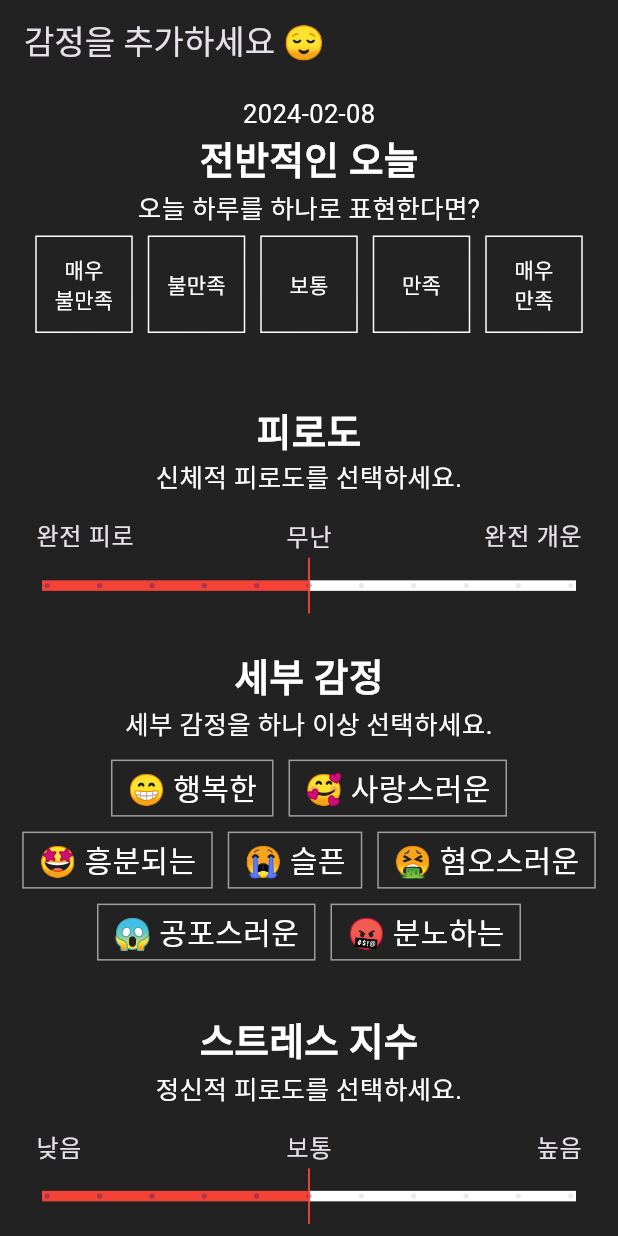
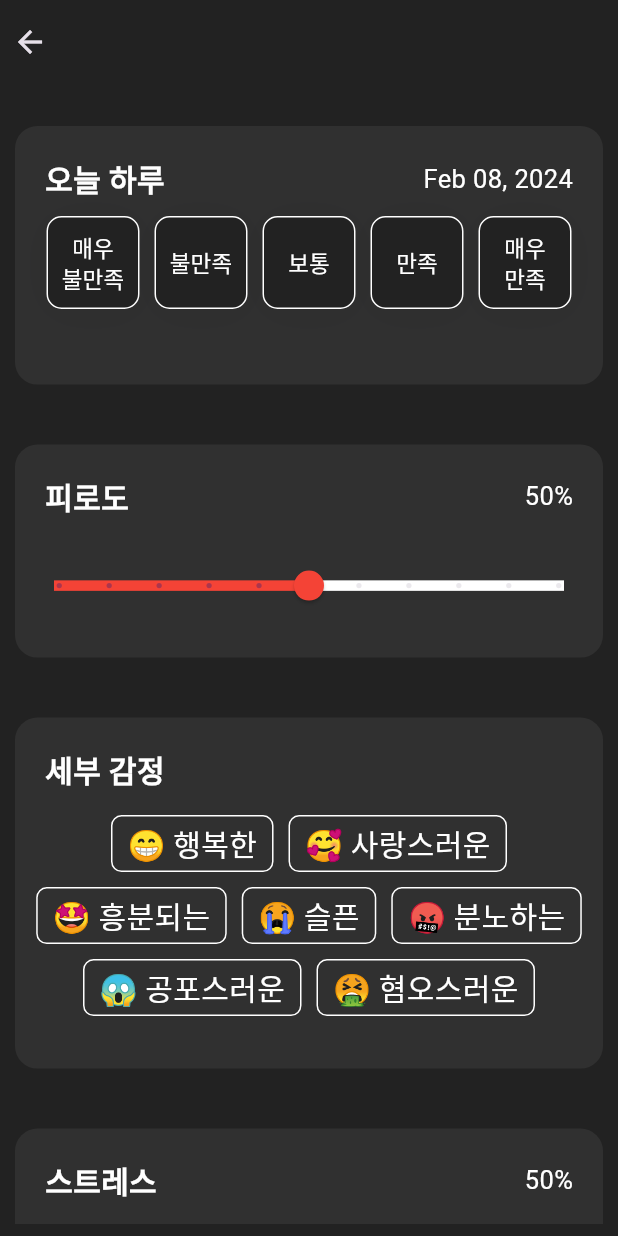
Before and after one commit to DutchVandaline/SOGAK, a Flutter app: the AddMoodScreen screen opened directly, on a phone screen of 412 x 824 dp. Run offline on Flutter 3.47's test engine with Material 3 defaults, Android fonts, the light colour scheme and no system bars; drawn by our look-alikes of group_button; our stand-ins replace shared_preferences, syncfusion_flutter_charts; accounts and stored records are empty.

Commit message:
design change and django debugged

```diff
--- a/lib/Screens/AddMoodScreen.dart
+++ b/lib/Screens/AddMoodScreen.dart
@@ -12,6 +12,7 @@ int stressRate = 5;
 int baseMoodRate = 0;
 bool errorState = false;
 String inputWhatHappened = "";
+DateTime initialDateInput = DateTime.now();
 
 class AddMoodScreen extends StatefulWidget {
   @override
@@ -45,17 +46,13 @@ void postMood(int _base_mood, String _date, String _detail_mood,
 
 class _AddMoodScreenState extends State<AddMoodScreen> {
   final WhatHappenedController = TextEditingController();
+  String formattedDate = DateFormat('MMM dd, yyyy').format(DateTime.now());
   String addDate = DateFormat('yyyy-MM-dd').format(DateTime.now());
 
   @override
   Widget build(BuildContext context) {
     return Scaffold(
       appBar: AppBar(
-        automaticallyImplyLeading: false,
-        title: Text(
-          "감정을 추가하세요 😌",
-        ),
-        centerTitle: false,
         backgroundColor: Theme.of(context).cardColor,
         leadingWidth: 40.0,
         elevation: 0.0,
@@ -69,48 +66,77 @@ class _AddMoodScreenState extends State<AddMoodScreen> {
             height: MediaQuery.of(context).size.height,
             child: ListView(
               children: [
-                Center(
-                  child: Text(addDate),
+                AddMoodWidget(
+                    widgetTitle: "오늘 하루",
+                    inputAction: GestureDetector(
+                      onTap: () async {
+                        final DateTime? selected = await showDatePicker(
+                            context: context,
+                            initialEntryMode: DatePickerEntryMode.calendarOnly,
+                            initialDate: initialDateInput,
+                            firstDate: DateTime(1900),
+                            lastDate: DateTime.now(),
+                            builder: (context, child) {
+                              return Theme(
+                                  data: Theme.of(context).copyWith(
+                                      colorScheme: ColorScheme.dark(
+                                          primary: Color(0xFF444444),
+                                          onPrimary: Colors.white,
+                                          onSurface: Colors.white),
+                                      textButtonTheme: TextButtonThemeData(
+                                          style: TextButton.styleFrom(
+                                              foregroundColor: Colors.white))),
+                                  child: child!);
+                            });
+                        if (selected != null) {
+                          setState(() {
+                            initialDateInput = selected;
+                            addDate = DateFormat('yyyy-MM-dd').format(selected);
+                            formattedDate =
+                                (DateFormat.yMMMd()).format(selected);
+                            print(addDate);
+                          });
+                        }
+                      },
+                      child: Text(formattedDate),
                     ),
-                AddMoodWidget(
-                    widgetTitle: "전반적인 오늘",
-                    detailText: "오늘 하루를 하나로 표현한다면?",
                     inputWidget: Container(
                       width: MediaQuery.of(context).size.width,
                       height: MediaQuery.of(context).size.height * 0.1,
                       child: GroupButton(
-                        onSelected: (button, index, isSelected){
+                        onSelected: (button, index, isSelected) {
                           baseMoodRate = index + 1;
                           print(baseMoodRate);
                         },
                         buttons: [
-                          "매우\n불만족", "불만족", "보통", "만족", "매우\n만족",
+                          "매우\n불만족",
+                          "불만족",
+                          "보통",
+                          "만족",
+                          "매우\n만족",
                         ],
                         options: GroupButtonOptions(
                           selectedColor: Colors.white,
                           unselectedBorderColor: Colors.white,
                           unselectedColor: Theme.of(context).cardColor,
-                          selectedTextStyle: TextStyle(color: Colors.black),
-                          unselectedTextStyle: TextStyle(color: Colors.white),
+                          selectedTextStyle:
+                              TextStyle(color: Colors.black, fontSize: 15.0),
+                          unselectedTextStyle:
+                              TextStyle(color: Colors.white, fontSize: 15.0),
                           textAlign: TextAlign.center,
-                          buttonHeight: 65.0,
-                          buttonWidth: 65.0,
+                          buttonHeight: 62.0,
+                          buttonWidth: 62.0,
+                          borderRadius: BorderRadius.circular(10.0),
                           spacing: 10.0,
-
                         ),
-
                       ),
                     )),
-                SizedBox(height: 30.0),
                 AddMoodWidget(
                     widgetTitle: "피로도",
-                    detailText: "신체적 피로도를 선택하세요.",
+                    inputAction: Text("${tiredRate}0%"),
                     inputWidget: Padding(
                       padding: EdgeInsets.all(8.0),
                       child: SliderWidget(
-                        inputText1: "완전 피로",
-                        inputText2: "무난",
-                        inputText3: "완전 개운",
                         inputSlider: Slider(
                           value: tiredRate.toDouble(),
                           onChanged: (double newValue) {
@@ -125,11 +151,9 @@ class _AddMoodScreenState extends State<AddMoodScreen> {
                         ),
                       ),
                     )),
-                SizedBox(height: 30.0),
                 AddMoodWidget(
                     widgetTitle: "세부 감정",
-                    detailText:
-                        "세부 감정을 하나 이상 선택하세요.",
+                    inputAction: SizedBox.shrink(),
                     inputWidget: Container(
                       child: Column(
                         children: [
@@ -150,7 +174,7 @@ class _AddMoodScreenState extends State<AddMoodScreen> {
                               MoodSelectWidget(
                                   inputMood: "😭 슬픈", inputNumb: 4),
                               MoodSelectWidget(
-                                  inputMood: "🤮 혐오스러운", inputNumb: 7),
+                                  inputMood: "🤬 분노하는", inputNumb: 5),
                             ],
                           ),
                           Row(
@@ -159,22 +183,18 @@ class _AddMoodScreenState extends State<AddMoodScreen> {
                               MoodSelectWidget(
                                   inputMood: "😱 공포스러운", inputNumb: 6),
                               MoodSelectWidget(
-                                  inputMood: "🤬 분노하는", inputNumb: 5),
+                                  inputMood: "🤮 혐오스러운", inputNumb: 7),
                             ],
                           ),
                         ],
                       ),
                     )),
-                SizedBox(height: 30.0),
                 AddMoodWidget(
-                    widgetTitle: "스트레스 지수",
-                    detailText: "정신적 피로도를 선택하세요.",
+                    widgetTitle: "스트레스",
+                    inputAction: Text("${stressRate}0%"),
                     inputWidget: Padding(
                       padding: EdgeInsets.all(8.0),
                       child: SliderWidget(
-                        inputText1: "낮음",
-                        inputText2: "보통",
-                        inputText3: "높음",
                         inputSlider: Slider(
                           value: stressRate.toDouble(),
                           onChanged: (double newValue) {
@@ -189,14 +209,13 @@ class _AddMoodScreenState extends State<AddMoodScreen> {
                         ),
                       ),
                     )),
-                SizedBox(height: 30.0),
                 AddMoodWidget(
                     widgetTitle: "무슨 일이었나요?",
-                    detailText: "솔직히 작성할수록 소각의 효과가 큽니다.",
+                    inputAction: SizedBox.shrink(),
                     inputWidget: Container(
                       height: MediaQuery.of(context).size.height * 0.3,
                       decoration: BoxDecoration(
-                          color: Theme.of(context).primaryColor,
+                          color: Color(0xFF303030),
                           borderRadius: BorderRadius.circular(10.0)),
                       child: TextField(
                         controller: WhatHappenedController,
@@ -241,10 +260,8 @@ class _AddMoodScreenState extends State<AddMoodScreen> {
                               ),
                             )),
                       )
-                    : SizedBox(height: 30.0),
-                Padding(
-                    padding: EdgeInsets.symmetric(horizontal: 10.0),
-                    child: GestureDetector(
+                    : SizedBox.shrink(),
+                GestureDetector(
                   onTap: () {
                     setState(() {
                       String inputMoodList = MoodList.join();
@@ -276,7 +293,7 @@ class _AddMoodScreenState extends State<AddMoodScreen> {
                       ),
                     ),
                   ),
-                    ))
+                ),
               ],
             ),
           ),
@@ -324,51 +341,70 @@ class _MoodSelectWidgetState extends State<MoodSelectWidget> {
               ),
             ),
             decoration: BoxDecoration(
-                border: Border.all(color: Colors.grey),
+                border: Border.all(
+                  color: Colors.white,
+                ),
+                borderRadius: BorderRadius.circular(7.0),
                 color: _onpressed ? Colors.white : Colors.transparent),
           ),
         ));
   }
 }
 
-
 class AddMoodWidget extends StatelessWidget {
   AddMoodWidget(
       {required this.widgetTitle,
-      required this.detailText,
-      required this.inputWidget});
+      required this.inputWidget,
+      required this.inputAction});
 
   final String widgetTitle;
-  final String detailText;
   final Widget inputWidget;
+  final Widget inputAction;
 
   @override
   Widget build(BuildContext context) {
-    return Column(
-      mainAxisAlignment: MainAxisAlignment.center,
-      crossAxisAlignment: CrossAxisAlignment.center,
+    return Padding(
+      padding: EdgeInsets.symmetric(horizontal: 2.0, vertical: 20.0),
+      child: Container(
+          decoration: BoxDecoration(
+            color: Color(0xFF303030),
+            borderRadius: BorderRadius.circular(15.0),
+          ),
+          child: Padding(
+            padding: EdgeInsets.symmetric(vertical: 20.0),
+            child: Column(
+              crossAxisAlignment: CrossAxisAlignment.start,
               children: [
-        Text(
+                Padding(
+                  padding: EdgeInsets.symmetric(horizontal: 10.0),
+                  child: Row(
+                    mainAxisAlignment: MainAxisAlignment.spaceBetween,
+                    children: [
+                      Padding(
+                        padding: EdgeInsets.only(left: 10.0),
+                        child: Text(
                           widgetTitle,
                           style: TextStyle(
                             color: Colors.white,
-            fontSize: 25.0,
+                            fontSize: 20.0,
                             fontWeight: FontWeight.bold,
                           ),
                         ),
+                      ),
                       Padding(
-          padding: EdgeInsets.symmetric(horizontal: 10.0),
-          child: Text(
-            detailText,
-            style: Theme.of(context).textTheme.bodyMedium,
-            textAlign: TextAlign.center,
+                        padding: EdgeInsets.only(right: 10.0),
+                        child: inputAction,
+                      ),
+                    ],
                   ),
                 ),
-        SizedBox(
-          height: 5.0,
+                Padding(
+                  padding: EdgeInsets.symmetric(vertical: 10.0),
+                  child: inputWidget,
                 ),
-        inputWidget,
               ],
+            ),
+          )),
     );
   }
 }
--- a/lib/Screens/HomeScreen.dart
+++ b/lib/Screens/HomeScreen.dart
@@ -47,7 +47,7 @@ class _HomeScreenState extends State<HomeScreen> {
       });
     } else if (currentHour >= 0 && currentHour < 6) {
       setState(() {
-        inputText = "평화로운 밤이군요 👋";
+        inputText = "평화로운 밤입니다 👋";
       });
     } else if (currentHour >= 6 && currentHour < 12) {
       setState(() {
@@ -66,7 +66,7 @@ class _HomeScreenState extends State<HomeScreen> {
             child: IconButton(
                 onPressed: () {
                   Navigator.push(context,
-                      MaterialPageRoute(builder: (context) => AddMoodScreen()));
+                      MaterialPageRoute(builder: (context) => AddMoodScreen())).then((value){setState(() {});});
                 },
                 icon: Icon(
                   Icons.add,
--- a/lib/Screens/MainScreen.dart
+++ b/lib/Screens/MainScreen.dart
@@ -42,6 +42,7 @@ class _MainScreenState extends State<MainScreen> {
           },
           labelBehavior: NavigationDestinationLabelBehavior.alwaysShow,
           backgroundColor: Theme.of(context).scaffoldBackgroundColor,
+          elevation: 0.5,
         ),
       ),
     );
--- a/lib/Screens/SubHomeScreen.dart
+++ b/lib/Screens/SubHomeScreen.dart
@@ -54,6 +54,7 @@ class _SubHomeScreenState extends State<SubHomeScreen> {
           Flexible(
             flex: 1,
             child: HomeScreenUnderWidget(
+              inputHeight: MediaQuery.of(context).size.width * 0.3,
               inputQuestions: "그때, 어떤 감정을 느끼셨나요?",
               inputWidget: sogakState
                   ? Padding(
@@ -67,7 +68,7 @@ class _SubHomeScreenState extends State<SubHomeScreen> {
                             padding: EdgeInsets.symmetric(horizontal: 5.0),
                             child: Text(
                               "소각된 감정입니다",
-                              style: TextStyle(color: Colors.grey),
+                              style: TextStyle(color: Colors.white),
                             ),
                           )),
                     )
--- a/lib/Widgets/DetailScreenWidget.dart
+++ b/lib/Widgets/DetailScreenWidget.dart
@@ -16,7 +16,7 @@ class DetailScreenWidget extends StatelessWidget {
           width: inputWidth,
           decoration: BoxDecoration(
               borderRadius: BorderRadius.circular(20.0),
-              color: Colors.black45),
+              color: Color(0xFF292929)),
           child: Center(
             child: inputWidget,
           )),
--- a/lib/Widgets/SliderWidget.dart
+++ b/lib/Widgets/SliderWidget.dart
@@ -2,10 +2,8 @@ import 'package:flutter/material.dart';
 import 'package:sogak/Widgets/CustomSliderThumb.dart';
 
 class SliderWidget extends StatefulWidget {
-  SliderWidget({required this.inputText1, required this.inputText2, required this.inputText3, required this.inputSlider});
-  final String inputText1;
-  final String inputText2;
-  final String inputText3;
+  SliderWidget({required this.inputSlider});
+
   final Widget inputSlider;
 
 
@@ -21,25 +19,12 @@ class _SliderWidgetState extends State<SliderWidget> {
       child: Column(
         mainAxisAlignment: MainAxisAlignment.center,
         children: [
-          Container(
-            child: Row(
-              mainAxisAlignment: MainAxisAlignment.spaceBetween,
-              children: [
-                Text(widget.inputText1,style: Theme.of(context).textTheme.bodyText1),
-                Text(widget.inputText2,style: Theme.of(context).textTheme.bodyText1,),
-                Text(widget.inputText3,style: Theme.of(context).textTheme.bodyText1,),
-              ],
-            ),
-          ),
           SizedBox(height: 17.0,),
           SliderTheme(
             data: SliderTheme.of(context).copyWith(
               trackShape: RectangularSliderTrackShape(),
-              thumbShape: CustomSliderThumbRect(
-                  thumbRadius: 4.0,
-                  min: 0,
-                  max: 10,
-                  thumbHeight: 50.0),
+              thumbShape: RoundSliderThumbShape(),
+              thumbColor: Colors.red,
               overlayShape: SliderComponentShape.noOverlay,
               valueIndicatorShape: SliderComponentShape.noOverlay,
               inactiveTrackColor: Colors.white,
```
Also changed, not shown: lib/Screens/ListScreen.dart (+12 -5 lines), lib/Screens/SogakScreen.dart (+11 -13 lines), lib/Screens/SubDetailScreen.dart (+44 -8 lines), lib/Widgets/HomeScreenUnderWidget.dart (+13 -6 lines), lib/Widgets/ListViewWidget.dart (+14 -15 lines). Lines whose indentation alone changed are shown as unchanged.
